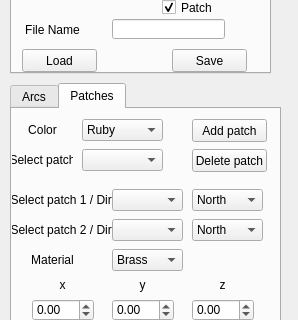
Peachmann/Grafika, file QtFramework/GUI/SideWidget.ui: the form before one commit; both pictures show x 0 to 298 and y 387 to 707 of the 298 by 887 pixel window.
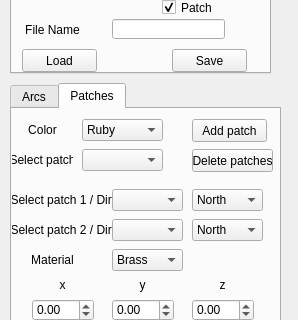
The form after the commit. The open tabs and pages were chosen to show the change.

Commit message: File operations recognize neigbours + delete all

Patch:
```diff
--- a/QtFramework/GUI/SideWidget.ui
+++ b/QtFramework/GUI/SideWidget.ui
@@ -1229,12 +1229,12 @@
       <rect>
        <x>180</x>
        <y>40</y>
-       <width>75</width>
+       <width>81</width>
        <height>23</height>
       </rect>
      </property>
      <property name="text">
-      <string>Delete patch</string>
+      <string>Delete patches</string>
      </property>
     </widget>
     <widget class="QComboBox" name="patchColorBox">
```
Left out of the diff: 6 changed lines with no effect on the pictures. The commit also changes 4 other files.
